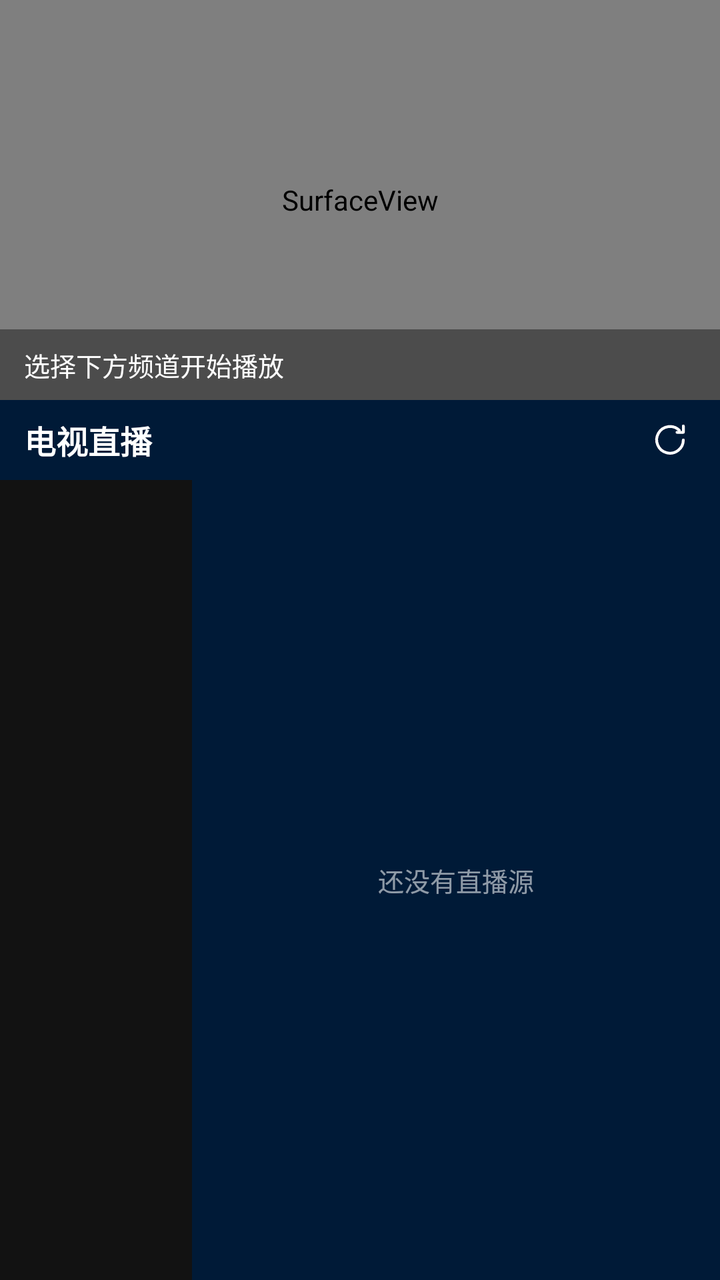
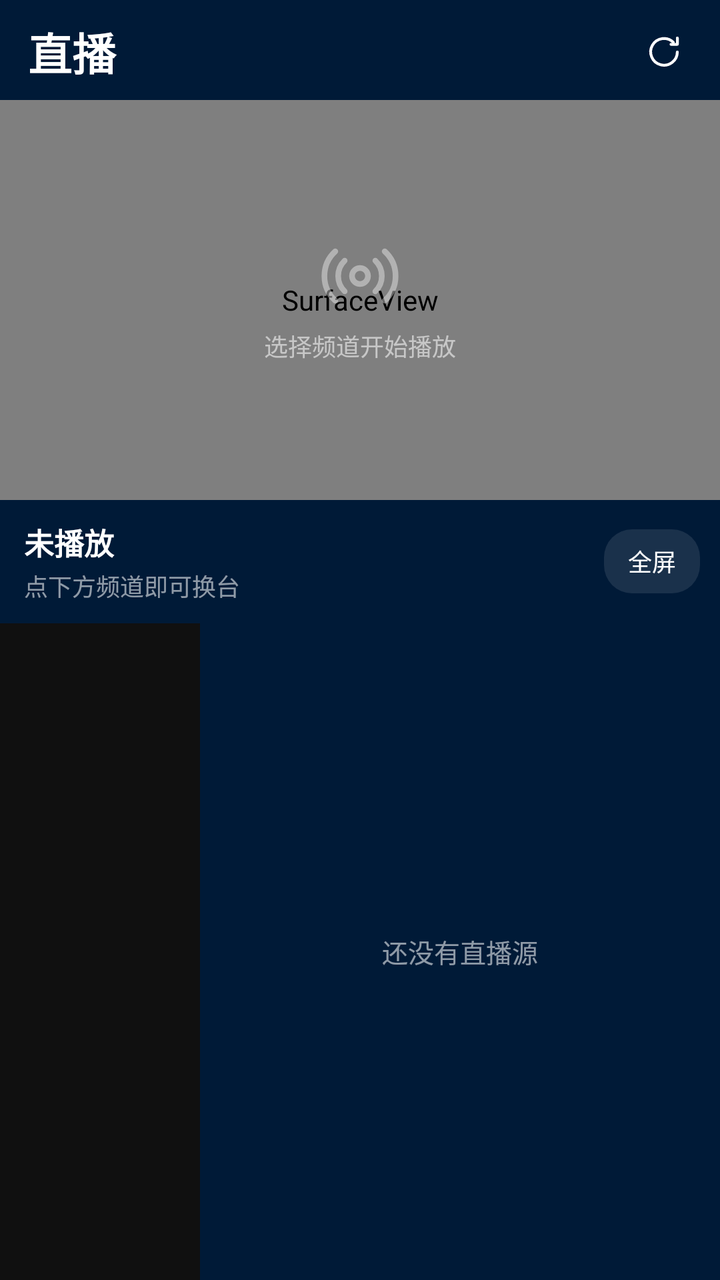

An Android layout rendered at two revisions. The XML below is the earlier revision; the diff shows what the commit changed to produce the second picture.
<!-- AndroidManifest.xml: application theme AppTheme -->
<!-- res/layout/page_live.xml -->
<?xml version="1.0" encoding="utf-8"?>
<LinearLayout xmlns:android="http://schemas.android.com/apk/res/android"
    android:layout_width="match_parent"
    android:layout_height="match_parent"
    android:background="@color/main_bg"
    android:orientation="vertical">

    <FrameLayout
        android:id="@+id/live_player_box"
        android:layout_width="match_parent"
        android:layout_height="200dip"
        android:background="@color/black">

        <SurfaceView
            android:id="@+id/live_surface"
            android:layout_width="match_parent"
            android:layout_height="match_parent" />

        <TextView
            android:id="@+id/live_now"
            android:layout_width="match_parent"
            android:layout_height="wrap_content"
            android:layout_gravity="bottom"
            android:background="#66000000"
            android:ellipsize="end"
            android:paddingLeft="12dip"
            android:paddingTop="8dip"
            android:paddingRight="12dip"
            android:paddingBottom="8dip"
            android:singleLine="true"
            android:text="选择下方频道开始播放"
            android:textColor="@color/white"
            android:textSize="13sp" />

        <ProgressBar
            android:id="@+id/live_spin"
            android:layout_width="36dip"
            android:layout_height="36dip"
            android:layout_gravity="center"
            android:indeterminateTint="@color/orange"
            android:visibility="gone" />
    </FrameLayout>

    <LinearLayout
        android:layout_width="match_parent"
        android:layout_height="40dip"
        android:gravity="center_vertical"
        android:orientation="horizontal"
        android:paddingLeft="12dip"
        android:paddingRight="8dip">

        <TextView
            android:layout_width="0dip"
            android:layout_height="wrap_content"
            android:layout_weight="1"
            android:text="电视直播"
            android:textColor="@color/white"
            android:textSize="16sp"
            android:textStyle="bold" />

        <TextView
            android:id="@+id/live_count"
            android:layout_width="wrap_content"
            android:layout_height="wrap_content"
            android:layout_marginRight="8dip"
            android:textColor="@color/white_44"
            android:textSize="12sp" />

        <ImageView
            android:id="@+id/live_refresh"
            android:layout_width="34dip"
            android:layout_height="34dip"
            android:padding="7dip"
            android:src="@drawable/ic_refresh" />
    </LinearLayout>

    <LinearLayout
        android:layout_width="match_parent"
        android:layout_height="0dip"
        android:layout_weight="1"
        android:orientation="horizontal">

        <ListView
            android:id="@+id/group_list"
            android:layout_width="96dip"
            android:layout_height="match_parent"
            android:background="#121212"
            android:divider="@null"
            android:scrollbars="none" />

        <FrameLayout
            android:layout_width="0dip"
            android:layout_height="match_parent"
            android:layout_weight="1">

            <GridView
                android:id="@+id/channel_grid"
                android:layout_width="match_parent"
                android:layout_height="match_parent"
                android:horizontalSpacing="8dip"
                android:numColumns="2"
                android:padding="8dip"
                android:stretchMode="columnWidth"
                android:verticalSpacing="8dip" />

            <TextView
                android:id="@+id/live_empty"
                android:layout_width="match_parent"
                android:layout_height="wrap_content"
                android:layout_gravity="center"
                android:gravity="center"
                android:lineSpacingExtra="6dip"
                android:padding="20dip"
                android:text="还没有直播源"
                android:textColor="@color/white_44"
                android:textSize="13sp" />
        </FrameLayout>
    </LinearLayout>
</LinearLayout>
<!-- resources referenced by this layout -->
<resources>
  <color name="black">#ff000000</color>
  <color name="main_bg">#ff001a37</color>
  <color name="orange">#ffffb40a</color>
  <color name="white">#ffffffff</color>
  <color name="white_44">#8fffffff</color>
  <!-- drawable ic_refresh (drawable) -->
  <?xml version="1.0" encoding="utf-8"?>
  <vector xmlns:android="http://schemas.android.com/apk/res/android" android:width="24dip" android:height="24dip" android:viewportWidth="24" android:viewportHeight="24">
    <path android:pathData="M20 12 A8 8 0 1 1 17.6 6.2" android:strokeColor="#ffffffff" android:strokeWidth="1.7" android:strokeLineCap="round" android:strokeLineJoin="round" android:fillColor="#00000000" />
    <path android:pathData="M20 3.6 V7.4 H16.2" android:strokeColor="#ffffffff" android:strokeWidth="1.7" android:strokeLineCap="round" android:strokeLineJoin="round" android:fillColor="#00000000" />
  </vector>
  <style name="AppTheme" parent="@android:style/Theme.Material.NoActionBar">
          <item name="android:colorPrimary">@color/main_bg</item>
          <item name="android:colorPrimaryDark">@color/main_bg</item>
          <item name="android:colorAccent">@color/orange</item>
          <item name="android:windowBackground">@color/main_bg</item>
          <item name="android:textColorPrimary">@color/white</item>
          <item name="android:textColorSecondary">@color/white_44</item>
          <item name="android:statusBarColor">@color/main_bg</item>
          <item name="android:navigationBarColor">@color/main_bg</item>
      </style>
</resources>

<!-- the commit's change to res/layout/page_live.xml (unified diff, before → after) -->
@@ -3,8 +3,44 @@
     android:layout_width="match_parent"
     android:layout_height="match_parent"
     android:background="@color/main_bg"
-    android:orientation="vertical">
+    android:orientation="vertical"
+    android:paddingTop="8dip">
 
+    
+    <LinearLayout
+        android:layout_width="match_parent"
+        android:layout_height="wrap_content"
+        android:gravity="center_vertical"
+        android:orientation="horizontal"
+        android:paddingLeft="14dip"
+        android:paddingRight="10dip"
+        android:paddingBottom="6dip">
+
+        <TextView
+            android:layout_width="0dip"
+            android:layout_height="wrap_content"
+            android:layout_weight="1"
+            android:text="直播"
+            android:textColor="@color/white"
+            android:textSize="22sp"
+            android:textStyle="bold" />
+
+        <TextView
+            android:id="@+id/live_count"
+            android:layout_width="wrap_content"
+            android:layout_height="wrap_content"
+            android:textColor="@color/white_44"
+            android:textSize="12sp" />
+
+        <ImageView
+            android:id="@+id/live_refresh"
+            android:layout_width="36dip"
+            android:layout_height="36dip"
+            android:padding="8dip"
+            android:src="@drawable/ic_refresh" />
+    </LinearLayout>
+
+    
     <FrameLayout
         android:id="@+id/live_player_box"
         android:layout_width="match_parent"
@@ -14,23 +50,31 @@
         <SurfaceView
             android:id="@+id/live_surface"
             android:layout_width="match_parent"
-            android:layout_height="match_parent" />
+            android:layout_height="match_parent"
+            android:layout_gravity="center" />
 
-        <TextView
-            android:id="@+id/live_now"
-            android:layout_width="match_parent"
+        <LinearLayout
+            android:id="@+id/live_placeholder"
+            android:layout_width="wrap_content"
             android:layout_height="wrap_content"
-            android:layout_gravity="bottom"
-            android:background="#66000000"
-            android:ellipsize="end"
-            android:paddingLeft="12dip"
-            android:paddingTop="8dip"
-            android:paddingRight="12dip"
-            android:paddingBottom="8dip"
-            android:singleLine="true"
-            android:text="选择下方频道开始播放"
-            android:textColor="@color/white"
-            android:textSize="13sp" />
+            android:layout_gravity="center"
+            android:gravity="center"
+            android:orientation="vertical">
+
+            <ImageView
+                android:layout_width="40dip"
+                android:layout_height="40dip"
+                android:alpha="0.4"
+                android:src="@drawable/ic_live" />
+
+            <TextView
+                android:layout_width="wrap_content"
+                android:layout_height="wrap_content"
+                android:layout_marginTop="6dip"
+                android:text="选择频道开始播放"
+                android:textColor="@color/white_44"
+                android:textSize="12sp" />
+        </LinearLayout>
 
         <ProgressBar
             android:id="@+id/live_spin"
@@ -39,41 +83,77 @@
             android:layout_gravity="center"
             android:indeterminateTint="@color/orange"
             android:visibility="gone" />
+
+        <TextView
+            android:id="@+id/live_badge"
+            android:layout_width="wrap_content"
+            android:layout_height="wrap_content"
+            android:layout_gravity="left|top"
+            android:layout_margin="8dip"
+            android:background="@drawable/bg_chip_on"
+            android:paddingLeft="8dip"
+            android:paddingTop="2dip"
+            android:paddingRight="8dip"
+            android:paddingBottom="2dip"
+            android:text="直播"
+            android:textColor="@color/orange"
+            android:textSize="11sp"
+            android:visibility="gone" />
     </FrameLayout>
 
+    
     <LinearLayout
+        android:id="@+id/live_now_card"
         android:layout_width="match_parent"
-        android:layout_height="40dip"
+        android:layout_height="wrap_content"
         android:gravity="center_vertical"
         android:orientation="horizontal"
         android:paddingLeft="12dip"
-        android:paddingRight="8dip">
+        android:paddingTop="10dip"
+        android:paddingRight="10dip"
+        android:paddingBottom="10dip">
 
-        <TextView
+        <LinearLayout
             android:layout_width="0dip"
             android:layout_height="wrap_content"
             android:layout_weight="1"
-            android:text="电视直播"
-            android:textColor="@color/white"
-            android:textSize="16sp"
-            android:textStyle="bold" />
+            android:orientation="vertical">
+
+            <TextView
+                android:id="@+id/live_now"
+                android:layout_width="match_parent"
+                android:layout_height="wrap_content"
+                android:ellipsize="end"
+                android:singleLine="true"
+                android:text="未播放"
+                android:textColor="@color/white"
+                android:textSize="15sp"
+                android:textStyle="bold" />
+
+            <TextView
+                android:id="@+id/live_status"
+                android:layout_width="match_parent"
+                android:layout_height="wrap_content"
+                android:layout_marginTop="2dip"
+                android:text="点下方频道即可换台"
+                android:textColor="@color/white_44"
+                android:textSize="12sp" />
+        </LinearLayout>
 
         <TextView
-            android:id="@+id/live_count"
+            android:id="@+id/live_full"
             android:layout_width="wrap_content"
-            android:layout_height="wrap_content"
-            android:layout_marginRight="8dip"
-            android:textColor="@color/white_44"
+            android:layout_height="32dip"
+            android:background="@drawable/bg_chip"
+            android:gravity="center"
+            android:paddingLeft="12dip"
+            android:paddingRight="12dip"
+            android:text="全屏"
+            android:textColor="@color/white"
             android:textSize="12sp" />
-
-        <ImageView
-            android:id="@+id/live_refresh"
-            android:layout_width="34dip"
-            android:layout_height="34dip"
-            android:padding="7dip"
-            android:src="@drawable/ic_refresh" />
     </LinearLayout>
 
+    
     <LinearLayout
         android:layout_width="match_parent"
         android:layout_height="0dip"
@@ -82,9 +162,9 @@
 
         <ListView
             android:id="@+id/group_list"
-            android:layout_width="96dip"
+            android:layout_width="100dip"
             android:layout_height="match_parent"
-            android:background="#121212"
+            android:background="#101010"
             android:divider="@null"
             android:scrollbars="none" />
 
@@ -93,15 +173,14 @@
             android:layout_height="match_parent"
             android:layout_weight="1">
 
-            <GridView
-                android:id="@+id/channel_grid"
+            <ListView
+                android:id="@+id/channel_list"
                 android:layout_width="match_parent"
                 android:layout_height="match_parent"
-                android:horizontalSpacing="8dip"
-                android:numColumns="2"
-                android:padding="8dip"
-                android:stretchMode="columnWidth"
-                android:verticalSpacing="8dip" />
+                android:divider="@null"
+                android:paddingLeft="6dip"
+                android:paddingRight="6dip"
+                android:scrollbars="none" />
 
             <TextView
                 android:id="@+id/live_empty"
<!-- resource entries referenced after the edit -->
@@ -5,6 +5,27 @@
   <color name="orange">#ffffb40a</color>
   <color name="white">#ffffffff</color>
   <color name="white_44">#8fffffff</color>
+  <!-- drawable bg_chip (drawable) -->
+  <?xml version="1.0" encoding="utf-8"?>
+  <shape xmlns:android="http://schemas.android.com/apk/res/android" android:shape="rectangle">
+    <solid android:color="#1affffff" />
+    <corners android:radius="14dip" />
+  </shape>
+  <!-- drawable bg_chip_on (drawable) -->
+  <?xml version="1.0" encoding="utf-8"?>
+  <shape xmlns:android="http://schemas.android.com/apk/res/android" android:shape="rectangle">
+    <solid android:color="#33ffb40a" />
+    <corners android:radius="14dip" />
+  </shape>
+  <!-- drawable ic_live (drawable) -->
+  <?xml version="1.0" encoding="utf-8"?>
+  <vector xmlns:android="http://schemas.android.com/apk/res/android" android:width="24dip" android:height="24dip" android:viewportWidth="24" android:viewportHeight="24">
+    <path android:pathData="M12 12 m-2.4 0 a2.4 2.4 0 1 0 4.8 0 a2.4 2.4 0 1 0 -4.8 0" android:strokeColor="#ffffffff" android:strokeWidth="1.7" android:strokeLineCap="round" android:strokeLineJoin="round" android:fillColor="#00000000" />
+    <path android:pathData="M7.4 7.4 A6.4 6.4 0 0 0 7.4 16.6" android:strokeColor="#ffffffff" android:strokeWidth="1.7" android:strokeLineCap="round" android:strokeLineJoin="round" android:fillColor="#00000000" />
+    <path android:pathData="M16.6 7.4 A6.4 6.4 0 0 1 16.6 16.6" android:strokeColor="#ffffffff" android:strokeWidth="1.7" android:strokeLineCap="round" android:strokeLineJoin="round" android:fillColor="#00000000" />
+    <path android:pathData="M4.6 4.6 A10 10 0 0 0 4.6 19.4" android:strokeColor="#ffffffff" android:strokeWidth="1.7" android:strokeLineCap="round" android:strokeLineJoin="round" android:fillColor="#00000000" />
+    <path android:pathData="M19.4 4.6 A10 10 0 0 1 19.4 19.4" android:strokeColor="#ffffffff" android:strokeWidth="1.7" android:strokeLineCap="round" android:strokeLineJoin="round" android:fillColor="#00000000" />
+  </vector>
   <!-- drawable ic_refresh (drawable) -->
   <?xml version="1.0" encoding="utf-8"?>
   <vector xmlns:android="http://schemas.android.com/apk/res/android" android:width="24dip" android:height="24dip" android:viewportWidth="24" android:viewportHeight="24">
